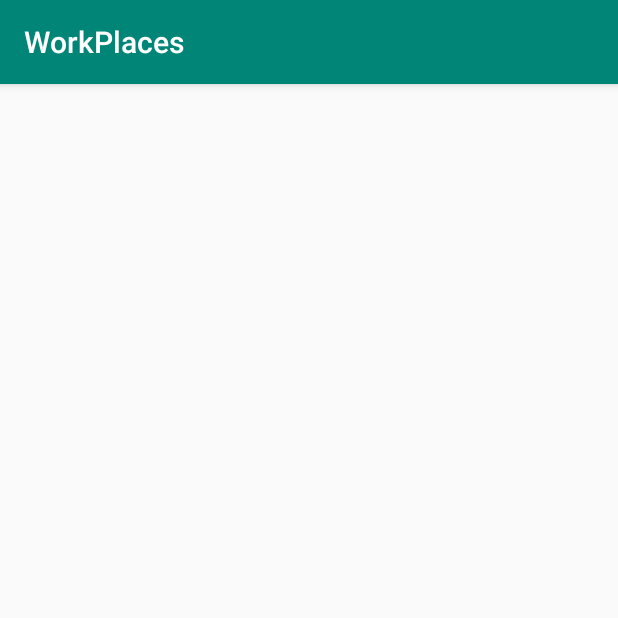
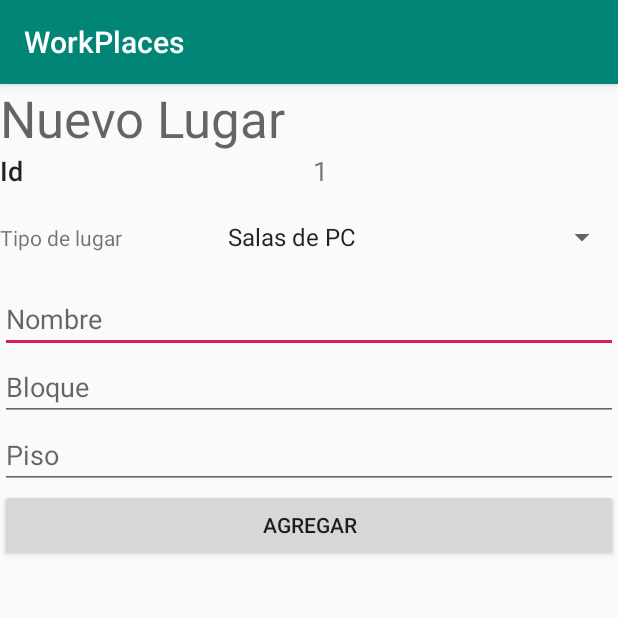
Before and after one commit to Ander0506/WorkPlaces, an Android app: the NewPlace screen opened directly, with no data from a screen before it, on a phone screen of 412 x 824 dp, the top half of it. Run offline under Robolectric (Android 15) with nearby library versions, the phone set to English and light mode, and no system bars; our stand-ins replace Firebase (no records; nobody signed in at launch, a user with empty details on screens opened directly); 2 statements that could not run were skipped.

Commit message:
Agregar Place
se debe arreglar toda la conexion en tiempo real con firebase, ya solo falta buscarplantilla

```diff
--- a/app/src/main/java/com/example/workplaces/MainActivity.java
+++ b/app/src/main/java/com/example/workplaces/MainActivity.java
@@ -28,6 +28,8 @@ public class MainActivity extends AppCompatActivity {
     private FirebaseAuth Auth;
     private Resources Res;
     private ArrayList<Place> places = new ArrayList<>();
+
+
 
     /* en el menu herramientas (firebase) escoger la opcion authentication
      y conectar con un proyecto existente o crear uno nuevo y seguir los pasos
--- a/app/src/main/java/com/example/workplaces/Menu_WP.java
+++ b/app/src/main/java/com/example/workplaces/Menu_WP.java
@@ -12,6 +12,7 @@ import android.support.v4.widget.DrawerLayout;
 import android.support.v7.app.AppCompatActivity;
 import android.support.v7.widget.Toolbar;
 import android.view.Menu;
+import android.widget.Toast;
 
 import com.google.firebase.database.DataSnapshot;
 import com.google.firebase.database.DatabaseError;
@@ -45,8 +46,10 @@ public class Menu_WP extends AppCompatActivity
                     Boolean Disponible = Boolean.valueOf(ds.child("disponible").getValue().toString());
                     int Type = Integer.parseInt(ds.child("type").getValue().toString());
 
-                    Data.Save(new Place(Id,Nombre,Bloque,Piso,Disponible,Type));
+                    Data.LLenarVec(new Place(Id,Nombre,Bloque,Piso,Disponible,Type));
                 }
+                Toast.makeText(Menu_WP.this, "LLegoData", Toast.LENGTH_SHORT).show();
+             //   BuscarPlantilla
 
             }
 
--- a/app/src/main/java/com/example/workplaces/NewPlace.java
+++ b/app/src/main/java/com/example/workplaces/NewPlace.java
@@ -1,21 +1,118 @@
 package com.example.workplaces;
 
+import android.content.res.Resources;
+import android.support.annotation.NonNull;
 import android.support.v7.app.AppCompatActivity;
 import android.os.Bundle;
+import android.view.View;
+import android.widget.AdapterView;
+import android.widget.ArrayAdapter;
+import android.widget.EditText;
+import android.widget.Spinner;
+import android.widget.TextView;
 
 import com.google.firebase.database.DataSnapshot;
+import com.google.firebase.database.DatabaseError;
 import com.google.firebase.database.DatabaseReference;
 import com.google.firebase.database.FirebaseDatabase;
+import com.google.firebase.database.ValueEventListener;
 
 public class NewPlace extends AppCompatActivity {
+
+
+    private TextView Id;
+    private Spinner TipoPlace;
+    private EditText Name;
+    private EditText Bloque;
+    private EditText Piso;
+    private int index = 0;
+    private int posTipo = 0;
+    private Resources res;
+
+    FirebaseDatabase database = FirebaseDatabase.getInstance();
+    DatabaseReference RefVar = database.getReference("globalVar");
 
     @Override
     protected void onCreate(Bundle savedInstanceState) {
         super.onCreate(savedInstanceState);
         setContentView(R.layout.activity_new_place);
-        FirebaseDatabase database = FirebaseDatabase.getInstance();
-        DatabaseReference RefVar= database.getReference("globalVar");
 
-        RefVar.addListenerForSingleValueEvent(new add);
+        RefVar.addValueEventListener(new ValueEventListener() {
+            @Override
+            public void onDataChange(@NonNull DataSnapshot dataSnapshot) {
+               DataSnapshot s = dataSnapshot;
+                String it= s.child("indexPlaces").getValue().toString();
+                    index = Integer.parseInt(it);
+                    Id.setText((index+1)+"");
+
+            }
+
+            @Override
+            public void onCancelled(@NonNull DatabaseError databaseError) {
+
+            }
+        });
+
+        Id = (TextView) findViewById(R.id.np_txt_id);
+        TipoPlace = (Spinner) findViewById(R.id.np_sp_tipoPlace);
+        Name = (EditText) findViewById(R.id.np_txt_name);
+        Bloque = (EditText) findViewById(R.id.np_txt_bloque);
+        Piso = (EditText) findViewById(R.id.np_txt_piso);
+
+       // Id.setText((index+1)+"");
+
+        res = getResources();
+
+        ArrayAdapter Adapter = new ArrayAdapter<String>(this,android.R.layout.simple_expandable_list_item_1,getResources().getStringArray(R.array.TiposDeLugar));
+        TipoPlace.setAdapter(Adapter);
+
+        TipoPlace.setOnItemSelectedListener(new AdapterView.OnItemSelectedListener() {
+            @Override
+            public void onItemSelected(AdapterView<?> parent, View view, int position, long id) {
+                if (position!=0){
+                    posTipo = position;
+                }
+            }
+
+            @Override
+            public void onNothingSelected(AdapterView<?> parent) {
+
+            }
+        });
+
+
     }
+
+    public void save(View view){
+        String id,name,bloque,piso;
+        int tipoplace;
+
+        if(Name.getText().toString().isEmpty()){
+            Name.setError(res.getString(R.string.nombre_vacio));
+        }else if(Bloque.getText().toString().isEmpty()){
+            Bloque.setError(res.getString(R.string.bloque_vacio));
+        }else if (Piso.getText().toString().isEmpty()){
+            Piso.setError(res.getString(R.string.piso_vacio));
+        }else if(Integer.parseInt(Piso.getText().toString())<=0){
+            Piso.setError(res.getString(R.string.pisoNeg));
+        }else{
+
+            id= Id.getText().toString();
+            tipoplace= posTipo;
+            name = Name.getText().toString();
+            bloque = Bloque.getText().toString();
+            piso = Piso.getText().toString();
+
+            Place p = new Place(id,name,bloque,piso,true,tipoplace);
+
+            p.añadir();
+            index++;
+            RefVar.child("indexPlaces").setValue(index);
+            this.finish();
+        }
+
+
+
+    }
+
 }
--- a/app/src/main/res/layout/activity_new_place.xml
+++ b/app/src/main/res/layout/activity_new_place.xml
@@ -6,4 +6,89 @@
     android:layout_height="match_parent"
     tools:context=".NewPlace">
 
+    <LinearLayout
+        android:layout_width="match_parent"
+        android:layout_height="match_parent"
+        android:orientation="vertical">
+
+        <TextView
+            android:id="@+id/np_txt_Title"
+            android:layout_width="match_parent"
+            android:layout_height="wrap_content"
+            android:text="@string/nuevo_lugar"
+            android:textAppearance="@style/TextAppearance.AppCompat.Display1" />
+
+        <LinearLayout
+            android:layout_width="match_parent"
+            android:layout_height="wrap_content"
+            android:orientation="horizontal">
+
+            <TextView
+                android:id="@+id/np_lb_id"
+                android:layout_width="wrap_content"
+                android:layout_height="wrap_content"
+                android:layout_weight="1"
+                android:text="@string/id"
+                android:textAppearance="@style/TextAppearance.AppCompat.Body2"
+                android:textSize="18sp" />
+
+            <TextView
+                android:id="@+id/np_txt_id"
+                android:layout_width="wrap_content"
+                android:layout_height="wrap_content"
+                android:layout_weight="1"
+                android:text="1000"
+                android:textSize="18sp" />
+        </LinearLayout>
+
+        <LinearLayout
+            android:layout_width="match_parent"
+            android:layout_height="wrap_content"
+            android:orientation="horizontal">
+
+            <TextView
+                android:id="@+id/textView5"
+                android:layout_width="wrap_content"
+                android:layout_height="wrap_content"
+                android:layout_weight="1"
+                android:text="@string/tipo_place" />
+
+            <Spinner
+                android:id="@+id/np_sp_tipoPlace"
+                android:layout_width="300dp"
+                android:layout_height="wrap_content" />
+        </LinearLayout>
+
+        <EditText
+            android:id="@+id/np_txt_name"
+            android:layout_width="match_parent"
+            android:layout_height="wrap_content"
+            android:ems="10"
+            android:hint="@string/nombre"
+            android:inputType="textPersonName" />
+
+        <EditText
+            android:id="@+id/np_txt_bloque"
+            android:layout_width="match_parent"
+            android:layout_height="wrap_content"
+            android:ems="10"
+            android:hint="@string/bloque"
+            android:inputType="textPersonName" />
+
+        <EditText
+            android:id="@+id/np_txt_piso"
+            android:layout_width="match_parent"
+            android:layout_height="wrap_content"
+            android:ems="10"
+            android:hint="@string/piso"
+            android:inputType="number" />
+
+        <Button
+            android:id="@+id/button"
+            android:layout_width="match_parent"
+            android:layout_height="wrap_content"
+            android:onClick="save"
+            android:text="@string/agregar" />
+
+    </LinearLayout>
 </android.support.constraint.ConstraintLayout>
--- a/app/src/main/res/values/strings.xml
+++ b/app/src/main/res/values/strings.xml
@@ -57,4 +57,16 @@
 
     <string name="ya_ocupado">El lugar Seleccionado no esta disponible</string>
 <string name="ocupado">Ocupado</string>
+    <string name="nuevo_lugar">Nuevo Lugar</string>
+    <string name="id">Id</string>
+    <string name="nombre">Nombre</string>
+    <string name="piso">Piso</string>
+    <string name="tipo_place">Tipo de lugar</string>
+    <string name="agregar">Agregar</string>
+
+    <string name="nombre_vacio">Nombre no puede ser Vacio</string>
+    <string name="bloque_vacio">Bloque no puede ser Vacio</string>
+    <string name="piso_vacio">Piso no puede ser Vacio</string>
+    <string name="pisoNeg">El piso es incorrecto</string>
+
 </resources>
```
Also changed, not shown: app/src/main/java/com/example/workplaces/BuscarPlantilla.java (+48 -9 lines), app/src/main/java/com/example/workplaces/Data.java (+19 -1 lines).
